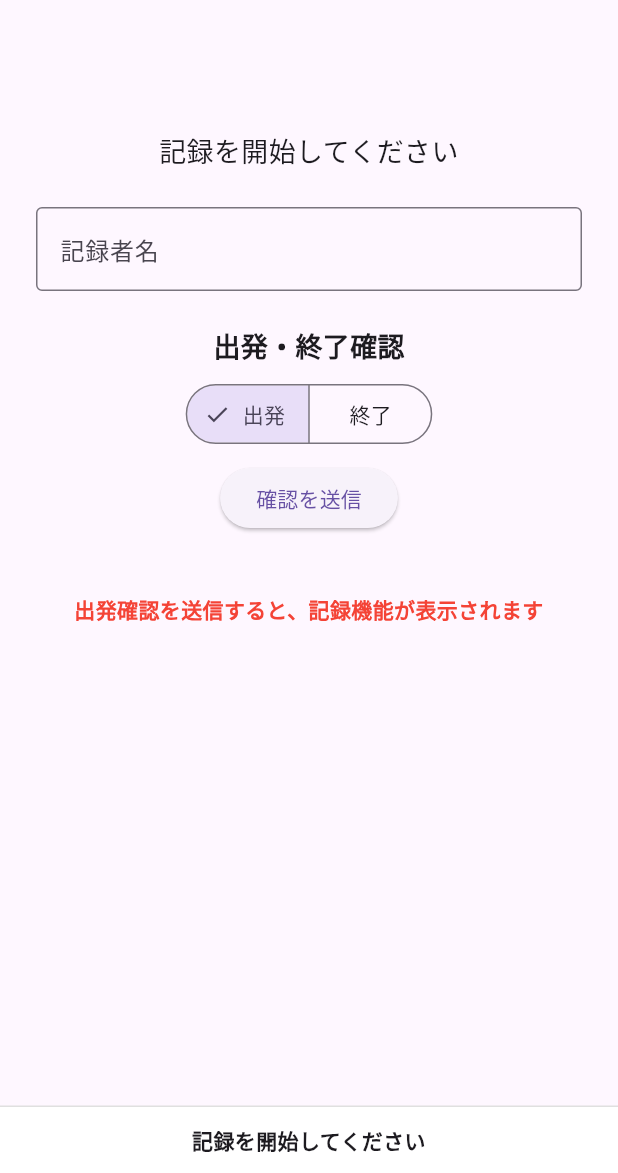
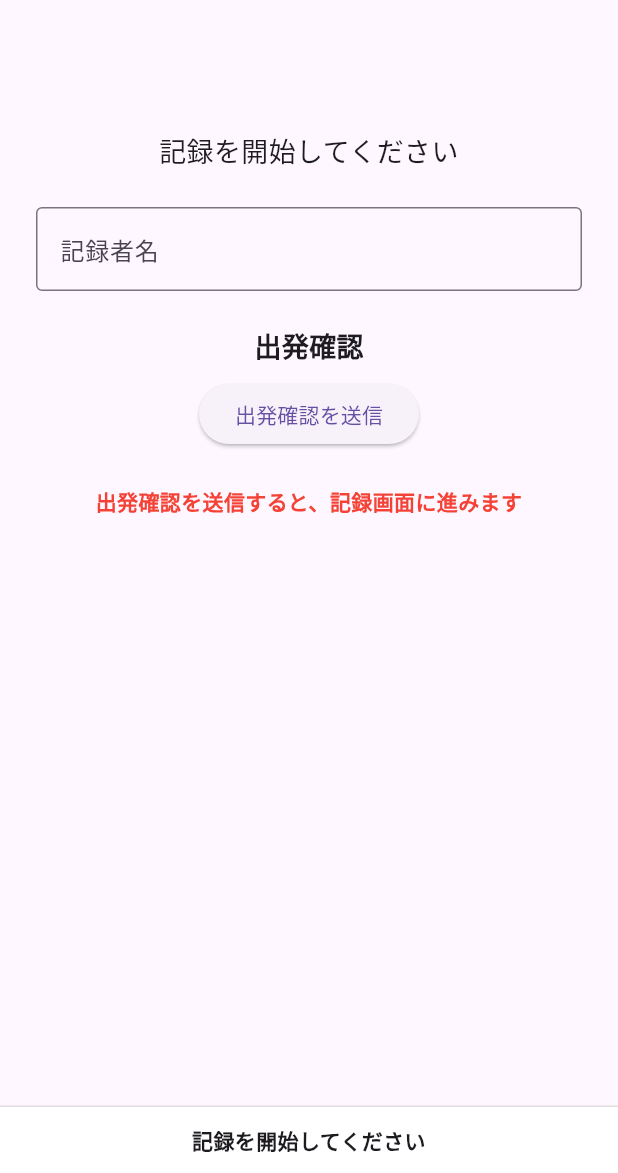
Before and after one commit to Yuheiuem/machiaruki_app, a Flutter app: the screen it shows after launch, on a phone screen of 412 x 824 dp, the part 63-1236 px from its top. Run offline on Flutter 3.47's test engine with Material 3 defaults, Android fonts, the light colour scheme and no system bars; our stand-ins replace flutter_map, geolocator, latlong2; missing offline and left inert: dart:html.

Commit message:
UIを整理して段階ごとに表示する使用に

```diff
--- a/lib/main.dart
+++ b/lib/main.dart
@@ -52,6 +52,13 @@ class MemoPoint {
   });
 }
 
+enum AppStep {
+  departureCheck,
+  recording,
+  saveRecord,
+  finishCheck,
+}
+
 class _MachiarukiAppState extends State<MachiarukiApp> {
   String statusText = '記録を開始してください';
   String latitudeText = '未取得';
@@ -61,6 +68,8 @@ class _MachiarukiAppState extends State<MachiarukiApp> {
   String checkType = '出発';
   bool hasStartedCheck = false;
   bool hasFinishedCheck = false;
+  AppStep currentStep = AppStep.departureCheck;
+
 
   final String checkAppsScriptUrl =
      'https://script.google.com/macros/s/AKfycbyQNlGg8OTttkZob4rRSmSclN0M4krX3jboT0mk4IZrSOc5C3YEXL-XeqgFUBcx3CQh/exec';
@@ -73,11 +82,6 @@ class _MachiarukiAppState extends State<MachiarukiApp> {
   final String routeMapPageUrl =
     'https://script.google.com/macros/s/AKfycbzi92-RH7XEufG2Rjv5HJsdjj5W0yw6UGFBOa6xb00Gz020GsT_BeLO0HHIUFhOnNg9wA/exec';
   //参加者の歩いたルート表示用
-
-  // 保存方法
-
-  String saveMethod = 'download';
-
   // 動作モード
   // test: PCテスト用。GPS失敗時にテスト座標を使う
   // production: 実運用。GPS失敗時や精度不良時は記録しない
@@ -245,7 +249,8 @@ String createMemoCsvText() {
 
   setState(() {
     isRecording = false;
-      statusText = '記録を停止しました';
+    currentStep = AppStep.saveRecord;
+    statusText = '記録を停止しました。保存/送信用データを作成してください';
   });
 }
 
@@ -431,6 +436,22 @@ String createMemoCsvText() {
     statusText = 'メモ一覧CSVをダウンロードしました';
   });
 }
+
+void scrollToCheckSection() {
+  final targetContext = checkSectionKey.currentContext;
+
+  if (targetContext == null) {
+    return;
+  }
+
+  Scrollable.ensureVisible(
+    targetContext,
+    duration: const Duration(milliseconds: 500),
+    curve: Curves.easeInOut,
+    alignment: 0.1,
+  );
+}
+
 Future<void> sendToGoogleDrive() async {
   if (geoJsonText.isEmpty) {
     setState(() {
@@ -485,8 +506,11 @@ Future<void> sendToGoogleDrive() async {
     form.submit();
 
     setState(() {
-      statusText = 'Google Driveへ送信しました';
+      checkType = '終了';
+      currentStep = AppStep.finishCheck;
+      statusText = 'Google Driveへ送信しました。終了確認を送信してください';
      });
+
 
     await Future.delayed(const Duration(seconds: 5));
   } catch (e) {
@@ -553,13 +577,14 @@ Future<void> sendCheckRecord() async {
     if (checkType == '出発') {
     hasStartedCheck = true;
     hasFinishedCheck = false;
+    currentStep = AppStep.recording;
+    statusText = '出発確認を送信しました。記録を開始できます';
   }
 
     if (checkType == '終了') {
     hasFinishedCheck = true;
+    statusText = '終了確認を送信しました';
   }
-
-      statusText = '$checkType確認を送信しました';
 });
 
     await Future.delayed(const Duration(seconds: 3));
@@ -570,18 +595,6 @@ Future<void> sendCheckRecord() async {
   } finally {
     form?.remove();
     iframe?.remove();
-  }
-}
-
-void saveRouteRecord() {
-  if (saveMethod == 'download') {
-    downloadGeoJson();
-    return;
-  }
-
-  if (saveMethod == 'googleDrive') {
-    sendToGoogleDrive();
-    return;
   }
 }
 
@@ -640,6 +653,7 @@ void saveRouteRecord() {
 
                   const SizedBox(height: 24),
 
+                  if (currentStep == AppStep.departureCheck) ...[
       TextField(
           readOnly: hasStartedCheck,
             decoration: InputDecoration(
@@ -657,7 +671,7 @@ void saveRouteRecord() {
   const SizedBox(height: 24),
 
   const Text(
-  '出発・終了確認',
+    '出発確認',
     style: TextStyle(
       fontSize: 18,
       fontWeight: FontWeight.bold,
@@ -666,30 +680,46 @@ void saveRouteRecord() {
 
   const SizedBox(height: 8),
 
-SegmentedButton<String>(
-  segments: const [
-    ButtonSegment<String>(
-      value: '出発',
-      label: Text('出発'),
+  ElevatedButton(
+    onPressed: () {
+      checkType = '出発';
+      sendCheckRecord();
+    },
+    child: const Text('出発確認を送信'),
   ),
-    ButtonSegment<String>(
-      value: '終了',
-      label: Text('終了'),
+
+  const SizedBox(height: 24),
+
+  const Text(
+    '出発確認を送信すると、記録画面に進みます',
+    textAlign: TextAlign.center,
+    style: TextStyle(
+      fontSize: 14,
+      fontWeight: FontWeight.bold,
+      color: Colors.red,
+    ),
   ),
 ],
-  selected: {checkType},
-  onSelectionChanged: (Set<String> selected) {
-    setState(() {
-      checkType = selected.first;
-    });
-  },
+
+if (currentStep == AppStep.finishCheck) ...[
+  const Text(
+    '終了確認',
+    style: TextStyle(
+      fontSize: 18,
+      fontWeight: FontWeight.bold,
+    ),
   ),
 
   const SizedBox(height: 8),
 
   ElevatedButton(
-  onPressed: sendCheckRecord,
-  child: const Text('確認を送信'),
+    onPressed: hasFinishedCheck
+        ? null
+        : () {
+            checkType = '終了';
+            sendCheckRecord();
+          },
+    child: const Text('終了確認を送信'),
   ),
 
   if (hasFinishedCheck) ...[
@@ -701,25 +731,41 @@ if (hasFinishedCheck) ...[
     },
     child: const Text('みんなの歩いたルートを見る'),
     ),
-],
 
-const SizedBox(height: 16),
-
-if (!hasStartedCheck) ...[
    const SizedBox(height: 24),
 
    const Text(
-    '出発確認を送信すると、記録機能が表示されます',
-    textAlign: TextAlign.center,
+    '必要な場合のみ端末に保存してください',
     style: TextStyle(
-      fontSize: 14,
+      fontSize: 16,
       fontWeight: FontWeight.bold,
-      color: Colors.red,
         ),
       ),
+
+  const SizedBox(height: 8),
+
+  ElevatedButton(
+    onPressed: geoJsonText.isEmpty ? null : downloadGeoJson,
+    child: const Text('ルート記録を端末保存'),
+     ),
+
+  const SizedBox(height: 8),
+
+  ElevatedButton(
+    onPressed: downloadMemoCsv,
+    child: const Text('メモ一覧CSVを端末保存'),
+     ),
+   ],
 ],
 
-if (hasStartedCheck) ...[       //ここから非表示/表示切替
+
+const SizedBox(height: 8),
+
+
+
+
+if (currentStep == AppStep.recording ||
+    currentStep == AppStep.saveRecord) ...[       //ここから非表示/表示切替
 
                   const Text(
                     '動作モード',
@@ -740,13 +786,14 @@ if (hasStartedCheck) ...[       //ここから非表示/表示切替
                       ),
                     ],
                     selected: {operationMode},
-                    onSelectionChanged: isRecording
-                        ? null
-                        : (Set<String> selected) {
+                    onSelectionChanged:
+                        (currentStep == AppStep.recording && !isRecording)
+                            ? (Set<String> selected) {
                                 setState(() {
                                   operationMode = selected.first;
                                 });
-                          },
+                              }
+                            : null,
                   ),
 
                   const SizedBox(height: 12),
@@ -765,7 +812,9 @@ if (hasStartedCheck) ...[       //ここから非表示/表示切替
                     mainAxisAlignment: MainAxisAlignment.center,
                     children: [
                   ElevatedButton(
-                    onPressed: (!hasStartedCheck || isRecording) ? null : startRecording,
+                    onPressed: (currentStep == AppStep.recording && !isRecording)
+                        ? startRecording
+                        : null,
                     child: const Text('記録開始'),
                       ),
                       const SizedBox(width: 16),
@@ -791,67 +840,49 @@ if (hasStartedCheck) ...[       //ここから非表示/表示切替
                   const SizedBox(height: 12),
 
                   ElevatedButton(
-                     onPressed: hasStartedCheck ? addMemoPoint : null,
+                     onPressed: (currentStep == AppStep.recording && hasStartedCheck)
+                         ? addMemoPoint
+                         : null,
                     child: const Text('メモを記録する'),
                   ),
 
                   const SizedBox(height: 24),
 
                  ElevatedButton(
-                    onPressed: (!hasStartedCheck || isRecording) ? null : createGeoJson,
+                    onPressed: (currentStep == AppStep.saveRecord && !isRecording)
+                   ? createGeoJson
+                        : null,
                     child: const Text('保存/送信用ルート・メモ記録作成'),
                   ),
 
-                  if (geoJsonText.isNotEmpty) ...[
+                  if (currentStep == AppStep.saveRecord && geoJsonText.isNotEmpty) ...[
                     const SizedBox(height: 24),
 
                     const Text(
-                      '保存方法',
-                      style: TextStyle(fontSize: 16),
+                      '記録をGoogle Driveへ送信',
+                      style: TextStyle(
+                        fontSize: 16,
+                        fontWeight: FontWeight.bold,
+                      ),
                     ),
 
                     const SizedBox(height: 8),
 
-                    SegmentedButton<String>(
-                      segments: const [
-                        ButtonSegment<String>(
-                          value: 'download',
-                          label: Text('端末保存'),
-                        ),
-                        ButtonSegment<String>(
-                          value: 'googleDrive',
-                          label: Text('Drive送信'),
-                        ),
-                      ],
-                      selected: {saveMethod},
-                      onSelectionChanged: (Set<String> selected) {
-                        setState(() {
-                          saveMethod = selected.first;
-                        });
-                      },
+                    const Text(
+                      'ルートとメモを管理用フォルダへ送信します',
+                      textAlign: TextAlign.center,
+                      style: TextStyle(fontSize: 13),
                     ),
 
                     const SizedBox(height: 12),
 
-                    if (saveMethod == 'download') ...[
                     ElevatedButton(
-                        onPressed: (!hasStartedCheck || isRecording) ? null : saveRouteRecord,
-                        child: const Text('ルート記録保存'),
-                      ),
-
-                      const SizedBox(height: 8),
-
-                      ElevatedButton(
-                        onPressed: (!hasStartedCheck || isRecording) ? null : downloadMemoCsv,
-                        child: const Text('メモ一覧CSV保存'),
-                      ),
-                    ] else ...[
-                      ElevatedButton(
-                        onPressed: isRecording ? null : saveRouteRecord,
+                      onPressed: sendToGoogleDrive,
                       child: const Text('Google Driveへ送信'),
                     ),
                   ],
-                  ],
+
+
 
                   const SizedBox(height: 32),
 
@@ -888,7 +919,10 @@ const Text(
 const SizedBox(height: 8),
 
 ElevatedButton(
-  onPressed: hasStartedCheck ? updateMapPreview : null,
+  onPressed: (currentStep == AppStep.recording ||
+          currentStep == AppStep.saveRecord)
+      ? updateMapPreview
+      : null,
   child: const Text('地図更新'),
 ),
 
```
Lines whose indentation alone changed are shown as unchanged.
